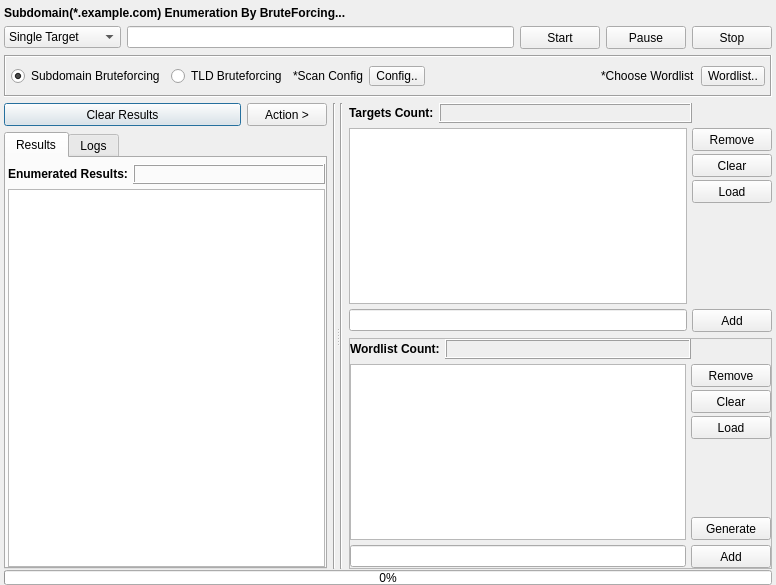
First picture: the form in gui/src/engines/brute/Brute.ui, repository 3nock/OTE, before the edit.
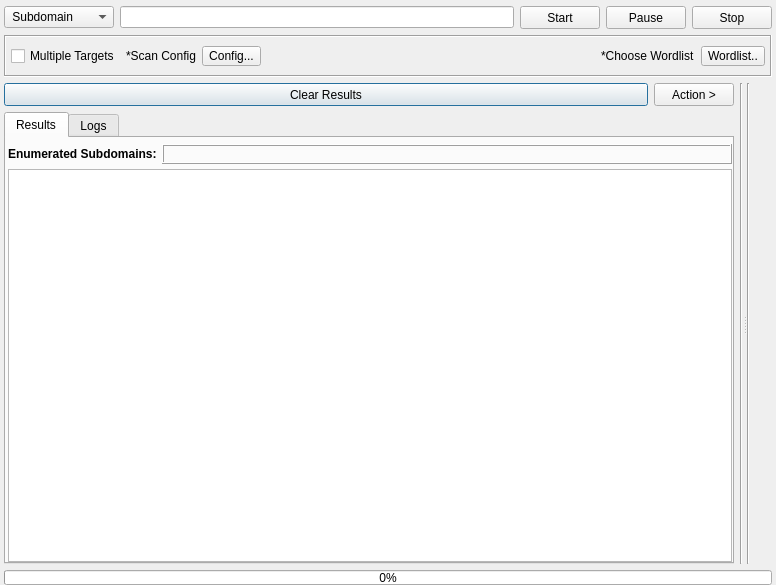
Second picture: the form after the edit. Custom widgets are drawn as their Qt base class.

```diff
--- a/gui/src/engines/brute/Brute.ui
+++ b/gui/src/engines/brute/Brute.ui
@@ -29,28 +29,6 @@
    <property name="bottomMargin">
     <number>0</number>
    </property>
-   <item>
-    <widget class="QLabel" name="label_mainTitle">
-     <property name="sizePolicy">
-      <sizepolicy hsizetype="Maximum" vsizetype="Maximum">
-       <horstretch>0</horstretch>
-       <verstretch>0</verstretch>
-      </sizepolicy>
-     </property>
-     <property name="font">
-      <font>
-       <weight>75</weight>
-       <bold>true</bold>
-      </font>
-     </property>
-     <property name="styleSheet">
-      <string notr="true"/>
-     </property>
-     <property name="text">
-      <string>Subdomain(*.example.com) Enumeration By BruteForcing...</string>
-     </property>
-    </widget>
-   </item>
    <item>
     <layout class="QHBoxLayout" name="horizontalLayout_6">
      <item>
@@ -63,10 +41,16 @@
        </property>
        <property name="minimumSize">
         <size>
-         <width>100</width>
+         <width>110</width>
          <height>22</height>
         </size>
        </property>
+       <property name="maximumSize">
+        <size>
+         <width>110</width>
+         <height>16777215</height>
+        </size>
+       </property>
        <property name="focusPolicy">
         <enum>Qt::NoFocus</enum>
        </property>
@@ -75,7 +59,7 @@
        </property>
        <item>
         <property name="text">
-         <string>Single Target</string>
+         <string> Subdomain</string>
         </property>
        </item>
        <item>
@@ -86,7 +70,13 @@
       </widget>
      </item>
      <item>
-      <widget class="QLineEdit" name="lineEdit_target">
+      <widget class="QLineEdit" name="lineEditTarget">
+       <property name="minimumSize">
+        <size>
+         <width>0</width>
+         <height>20</height>
+        </size>
+       </property>
        <property name="focusPolicy">
         <enum>Qt::StrongFocus</enum>
        </property>
@@ -200,25 +190,9 @@
        <number>5</number>
       </property>
       <item>
-       <widget class="QRadioButton" name="radioButton_subBrute">
-        <property name="styleSheet">
-         <string notr="true"/>
-        </property>
+       <widget class="QCheckBox" name="checkBoxMultipleTargets">
         <property name="text">
-         <string>Subdomain Bruteforcing</string>
-        </property>
-        <property name="checked">
-         <bool>true</bool>
-        </property>
-       </widget>
-      </item>
-      <item>
-       <widget class="QRadioButton" name="radioButton_tldBrute">
-        <property name="styleSheet">
-         <string notr="true"/>
-        </property>
-        <property name="text">
-         <string>TLD Bruteforcing</string>
+         <string>Multiple Targets</string>
         </property>
        </widget>
       </item>
@@ -235,7 +209,7 @@
          <string notr="true"/>
         </property>
         <property name="text">
-         <string>Config..</string>
+         <string>Config...</string>
         </property>
        </widget>
       </item>
@@ -288,11 +262,6 @@
     </widget>
    </item>
    <item>
-    <layout class="QVBoxLayout" name="verticalLayout">
-     <property name="spacing">
-      <number>1</number>
-     </property>
-     <item>
       <widget class="QSplitter" name="splitter">
        <property name="orientation">
         <enum>Qt::Horizontal</enum>
@@ -414,7 +383,7 @@
                     <string notr="true"/>
                    </property>
                    <property name="text">
-                    <string>Enumerated Results:</string>
+                  <string>Enumerated Subdomains:</string>
                    </property>
                   </widget>
                  </item>
@@ -599,559 +568,37 @@
         </layout>
        </widget>
        <widget class="QWidget" name="layoutWidget">
-        <layout class="QHBoxLayout" name="horizontalLayout_5">
-         <item>
-          <widget class="Line" name="line_6">
-           <property name="styleSheet">
-            <string notr="true"/>
-           </property>
-           <property name="orientation">
-            <enum>Qt::Vertical</enum>
-           </property>
-          </widget>
-         </item>
-         <item>
-          <layout class="QVBoxLayout" name="verticalLayout_7">
-           <item>
-            <widget class="QFrame" name="frame_targets">
-             <layout class="QVBoxLayout" name="verticalLayout_5">
-              <property name="spacing">
-               <number>5</number>
-              </property>
-              <property name="leftMargin">
-               <number>0</number>
-              </property>
-              <property name="topMargin">
-               <number>0</number>
-              </property>
-              <property name="rightMargin">
-               <number>0</number>
-              </property>
-              <property name="bottomMargin">
-               <number>0</number>
-              </property>
-              <item>
-               <layout class="QHBoxLayout" name="horizontalLayout_3">
-                <item>
-                 <widget class="QLabel" name="label_3">
-                  <property name="sizePolicy">
-                   <sizepolicy hsizetype="Maximum" vsizetype="Preferred">
-                    <horstretch>0</horstretch>
-                    <verstretch>0</verstretch>
-                   </sizepolicy>
-                  </property>
-                  <property name="minimumSize">
-                   <size>
-                    <width>70</width>
-                    <height>0</height>
-                   </size>
-                  </property>
-                  <property name="font">
-                   <font>
-                    <weight>75</weight>
-                    <bold>true</bold>
-                   </font>
-                  </property>
-                  <property name="styleSheet">
-                   <string notr="true"/>
-                  </property>
-                  <property name="text">
-                   <string>Targets Count:</string>
-                  </property>
-                 </widget>
-                </item>
-                <item>
-                 <widget class="QLabel" name="label_targetsCount">
-                  <property name="minimumSize">
-                   <size>
-                    <width>0</width>
-                    <height>0</height>
-                   </size>
-                  </property>
-                  <property name="styleSheet">
-                   <string notr="true"/>
-                  </property>
-                  <property name="frameShape">
-                   <enum>QFrame::Box</enum>
-                  </property>
-                  <property name="frameShadow">
-                   <enum>QFrame::Raised</enum>
-                  </property>
-                  <property name="text">
-                   <string/>
-                  </property>
-                 </widget>
-                </item>
-                <item>
-                 <spacer name="horizontalSpacer">
-                  <property name="orientation">
-                   <enum>Qt::Horizontal</enum>
-                  </property>
-                  <property name="sizeType">
-                   <enum>QSizePolicy::Fixed</enum>
-                  </property>
-                  <property name="sizeHint" stdset="0">
-                   <size>
-                    <width>80</width>
-                    <height>20</height>
-                   </size>
-                  </property>
-                 </spacer>
-                </item>
-               </layout>
-              </item>
-              <item>
-               <layout class="QHBoxLayout" name="horizontalLayout_4">
-                <item>
-                 <widget class="QListWidget" name="listWidget_targets">
-                  <property name="focusPolicy">
-                   <enum>Qt::NoFocus</enum>
-                  </property>
-                  <property name="styleSheet">
-                   <string notr="true"/>
-                  </property>
-                  <property name="editTriggers">
-                   <set>QAbstractItemView::DoubleClicked</set>
-                  </property>
-                  <property name="selectionMode">
-                   <enum>QAbstractItemView::ExtendedSelection</enum>
-                  </property>
-                  <property name="verticalScrollMode">
-                   <enum>QAbstractItemView::ScrollPerPixel</enum>
-                  </property>
-                  <property name="horizontalScrollMode">
-                   <enum>QAbstractItemView::ScrollPerPixel</enum>
-                  </property>
-                 </widget>
-                </item>
-                <item>
-                 <layout class="QVBoxLayout" name="verticalLayout_3">
-                  <property name="spacing">
-                   <number>3</number>
-                  </property>
-                  <item>
-                   <widget class="QPushButton" name="pushButton_removeTargets">
-                    <property name="sizePolicy">
-                     <sizepolicy hsizetype="Fixed" vsizetype="Fixed">
-                      <horstretch>0</horstretch>
-                      <verstretch>0</verstretch>
-                     </sizepolicy>
-                    </property>
-                    <property name="minimumSize">
-                     <size>
-                      <width>75</width>
-                      <height>23</height>
-                     </size>
-                    </property>
-                    <property name="styleSheet">
-                     <string notr="true"/>
-                    </property>
-                    <property name="text">
-                     <string>Remove</string>
-                    </property>
-                   </widget>
-                  </item>
-                  <item>
-                   <widget class="QPushButton" name="pushButton_clearTargets">
-                    <property name="sizePolicy">
-                     <sizepolicy hsizetype="Fixed" vsizetype="Fixed">
-                      <horstretch>0</horstretch>
-                      <verstretch>0</verstretch>
-                     </sizepolicy>
-                    </property>
-                    <property name="minimumSize">
-                     <size>
-                      <width>75</width>
-                      <height>23</height>
-                     </size>
-                    </property>
-                    <property name="styleSheet">
-                     <string notr="true"/>
-                    </property>
-                    <property name="text">
-                     <string>Clear</string>
-                    </property>
-                   </widget>
-                  </item>
-                  <item>
-                   <widget class="QPushButton" name="pushButton_loadTargets">
-                    <property name="sizePolicy">
-                     <sizepolicy hsizetype="Fixed" vsizetype="Fixed">
-                      <horstretch>0</horstretch>
-                      <verstretch>0</verstretch>
-                     </sizepolicy>
-                    </property>
-                    <property name="minimumSize">
-                     <size>
-                      <width>75</width>
-                      <height>23</height>
-                     </size>
-                    </property>
-                    <property name="styleSheet">
-                     <string notr="true"/>
-                    </property>
-                    <property name="text">
-                     <string>Load</string>
-                    </property>
-                   </widget>
-                  </item>
-                  <item>
-                   <spacer name="verticalSpacer">
-                    <property name="orientation">
-                     <enum>Qt::Vertical</enum>
-                    </property>
-                    <property name="sizeHint" stdset="0">
-                     <size>
-                      <width>20</width>
-                      <height>40</height>
-                     </size>
-                    </property>
-                   </spacer>
-                  </item>
-                 </layout>
-                </item>
-               </layout>
-              </item>
-              <item>
                <layout class="QHBoxLayout" name="horizontalLayout_2">
                 <item>
-                 <widget class="QLineEdit" name="lineEdit_multipleTargets">
+        <widget class="Line" name="line_6">
                   <property name="styleSheet">
                    <string notr="true"/>
                   </property>
-                 </widget>
-                </item>
-                <item>
-                 <widget class="QPushButton" name="pushButton_addTargets">
-                  <property name="sizePolicy">
-                   <sizepolicy hsizetype="Fixed" vsizetype="Fixed">
-                    <horstretch>0</horstretch>
-                    <verstretch>0</verstretch>
-                   </sizepolicy>
-                  </property>
-                  <property name="minimumSize">
-                   <size>
-                    <width>75</width>
-                    <height>23</height>
-                   </size>
-                  </property>
-                  <property name="styleSheet">
-                   <string notr="true"/>
-                  </property>
-                  <property name="text">
-                   <string>Add</string>
-                  </property>
-                 </widget>
-                </item>
-               </layout>
-              </item>
-             </layout>
-            </widget>
-           </item>
-           <item>
-            <widget class="QFrame" name="frame_wordlist">
-             <property name="frameShape">
-              <enum>QFrame::StyledPanel</enum>
-             </property>
-             <property name="frameShadow">
-              <enum>QFrame::Raised</enum>
-             </property>
-             <layout class="QVBoxLayout" name="verticalLayout_4">
-              <property name="spacing">
-               <number>5</number>
-              </property>
-              <property name="leftMargin">
-               <number>0</number>
-              </property>
-              <property name="topMargin">
-               <number>0</number>
-              </property>
-              <property name="rightMargin">
-               <number>0</number>
-              </property>
-              <property name="bottomMargin">
-               <number>0</number>
-              </property>
-              <item>
-               <layout class="QHBoxLayout" name="horizontalLayout_21">
-                <item>
-                 <widget class="QLabel" name="label_8">
-                  <property name="sizePolicy">
-                   <sizepolicy hsizetype="Maximum" vsizetype="Preferred">
-                    <horstretch>0</horstretch>
-                    <verstretch>0</verstretch>
-                   </sizepolicy>
-                  </property>
-                  <property name="minimumSize">
-                   <size>
-                    <width>70</width>
-                    <height>0</height>
-                   </size>
-                  </property>
-                  <property name="font">
-                   <font>
-                    <weight>75</weight>
-                    <bold>true</bold>
-                   </font>
-                  </property>
-                  <property name="styleSheet">
-                   <string notr="true"/>
-                  </property>
-                  <property name="text">
-                   <string>Wordlist Count:</string>
-                  </property>
-                 </widget>
-                </item>
-                <item>
-                 <widget class="QLabel" name="label_wordlistCount">
-                  <property name="sizePolicy">
-                   <sizepolicy hsizetype="Preferred" vsizetype="Maximum">
-                    <horstretch>0</horstretch>
-                    <verstretch>0</verstretch>
-                   </sizepolicy>
-                  </property>
-                  <property name="minimumSize">
-                   <size>
-                    <width>0</width>
-                    <height>20</height>
-                   </size>
-                  </property>
-                  <property name="maximumSize">
-                   <size>
-                    <width>16777215</width>
-                    <height>20</height>
-                   </size>
-                  </property>
-                  <property name="font">
-                   <font>
-                    <weight>75</weight>
-                    <bold>true</bold>
-                   </font>
-                  </property>
-                  <property name="styleSheet">
-                   <string notr="true"/>
-                  </property>
-                  <property name="frameShape">
-                   <enum>QFrame::Box</enum>
-                  </property>
-                  <property name="frameShadow">
-                   <enum>QFrame::Raised</enum>
-                  </property>
-                  <property name="text">
-                   <string/>
-                  </property>
-                 </widget>
-                </item>
-                <item>
-                 <spacer name="horizontalSpacer_7">
-                  <property name="orientation">
-                   <enum>Qt::Horizontal</enum>
-                  </property>
-                  <property name="sizeType">
-                   <enum>QSizePolicy::Fixed</enum>
-                  </property>
-                  <property name="sizeHint" stdset="0">
-                   <size>
-                    <width>80</width>
-                    <height>20</height>
-                   </size>
-                  </property>
-                 </spacer>
-                </item>
-               </layout>
-              </item>
-              <item>
-               <layout class="QHBoxLayout" name="horizontalLayout_22">
-                <item>
-                 <widget class="QListWidget" name="listWidget_wordlist">
-                  <property name="sizePolicy">
-                   <sizepolicy hsizetype="Expanding" vsizetype="Expanding">
-                    <horstretch>0</horstretch>
-                    <verstretch>0</verstretch>
-                   </sizepolicy>
-                  </property>
-                  <property name="font">
-                   <font>
-                    <family>MS Shell Dlg 2</family>
-                    <pointsize>8</pointsize>
-                   </font>
-                  </property>
-                  <property name="focusPolicy">
-                   <enum>Qt::NoFocus</enum>
-                  </property>
-                  <property name="styleSheet">
-                   <string notr="true"/>
-                  </property>
-                  <property name="editTriggers">
-                   <set>QAbstractItemView::DoubleClicked</set>
-                  </property>
-                  <property name="showDropIndicator" stdset="0">
-                   <bool>false</bool>
-                  </property>
-                  <property name="dragDropMode">
-                   <enum>QAbstractItemView::NoDragDrop</enum>
-                  </property>
-                  <property name="alternatingRowColors">
-                   <bool>false</bool>
-                  </property>
-                  <property name="selectionMode">
-                   <enum>QAbstractItemView::ExtendedSelection</enum>
-                  </property>
-                  <property name="verticalScrollMode">
-                   <enum>QAbstractItemView::ScrollPerPixel</enum>
-                  </property>
-                  <property name="horizontalScrollMode">
-                   <enum>QAbstractItemView::ScrollPerPixel</enum>
-                  </property>
-                  <property name="selectionRectVisible">
-                   <bool>false</bool>
-                  </property>
-                 </widget>
-                </item>
-                <item>
-                 <layout class="QVBoxLayout" name="verticalLayout_22">
-                  <property name="spacing">
-                   <number>3</number>
-                  </property>
-                  <item>
-                   <widget class="QPushButton" name="pushButton_removeWordlist">
-                    <property name="sizePolicy">
-                     <sizepolicy hsizetype="Fixed" vsizetype="Fixed">
-                      <horstretch>0</horstretch>
-                      <verstretch>0</verstretch>
-                     </sizepolicy>
-                    </property>
-                    <property name="minimumSize">
-                     <size>
-                      <width>75</width>
-                      <height>23</height>
-                     </size>
-                    </property>
-                    <property name="styleSheet">
-                     <string notr="true"/>
-                    </property>
-                    <property name="text">
-                     <string>Remove</string>
-                    </property>
-                   </widget>
-                  </item>
-                  <item>
-                   <widget class="QPushButton" name="pushButton_clearWordlist">
-                    <property name="sizePolicy">
-                     <sizepolicy hsizetype="Fixed" vsizetype="Fixed">
-                      <horstretch>0</horstretch>
-                      <verstretch>0</verstretch>
-                     </sizepolicy>
-                    </property>
-                    <property name="minimumSize">
-                     <size>
-                      <width>75</width>
-                      <height>23</height>
-                     </size>
-                    </property>
-                    <property name="styleSheet">
-                     <string notr="true"/>
-                    </property>
-                    <property name="text">
-                     <string>Clear</string>
-                    </property>
-                   </widget>
-                  </item>
-                  <item>
-                   <widget class="QPushButton" name="pushButton_loadWordlist">
-                    <property name="sizePolicy">
-                     <sizepolicy hsizetype="Fixed" vsizetype="Fixed">
-                      <horstretch>0</horstretch>
-                      <verstretch>0</verstretch>
-                     </sizepolicy>
-                    </property>
-                    <property name="minimumSize">
-                     <size>
-                      <width>75</width>
-                      <height>23</height>
-                     </size>
-                    </property>
-                    <property name="styleSheet">
-                     <string notr="true"/>
-                    </property>
-                    <property name="text">
-                     <string>Load</string>
-                    </property>
-                   </widget>
-                  </item>
-                  <item>
-                   <spacer name="verticalSpacer_2">
                     <property name="orientation">
                      <enum>Qt::Vertical</enum>
                     </property>
-                    <property name="sizeHint" stdset="0">
-                     <size>
-                      <width>20</width>
-                      <height>40</height>
-                     </size>
-                    </property>
-                   </spacer>
+        </widget>
                   </item>
                   <item>
-                   <widget class="QPushButton" name="pushButton_generateWordlist">
-                    <property name="sizePolicy">
-                     <sizepolicy hsizetype="Fixed" vsizetype="Fixed">
-                      <horstretch>0</horstretch>
-                      <verstretch>0</verstretch>
-                     </sizepolicy>
-                    </property>
+        <layout class="QVBoxLayout" name="verticalLayout">
+         <item>
+          <widget class="InputWidget" name="targets" native="true">
                     <property name="minimumSize">
                      <size>
-                      <width>75</width>
-                      <height>23</height>
-                     </size>
-                    </property>
-                    <property name="styleSheet">
-                     <string notr="true"/>
-                    </property>
-                    <property name="text">
-                     <string>Generate</string>
-                    </property>
-                   </widget>
-                  </item>
-                 </layout>
-                </item>
-               </layout>
-              </item>
+             <width>0</width>
+             <height>150</height>
+            </size>
+           </property>
+          </widget>
+         </item>
               <item>
-               <layout class="QHBoxLayout" name="horizontalLayout_23">
-                <item>
-                 <widget class="QLineEdit" name="lineEdit_wordlist">
-                  <property name="styleSheet">
-                   <string notr="true"/>
-                  </property>
-                 </widget>
-                </item>
-                <item>
-                 <widget class="QPushButton" name="pushButton_addWordlist">
-                  <property name="sizePolicy">
-                   <sizepolicy hsizetype="Fixed" vsizetype="Fixed">
-                    <horstretch>0</horstretch>
-                    <verstretch>0</verstretch>
-                   </sizepolicy>
-                  </property>
+          <widget class="InputWidget" name="wordlist" native="true">
                   <property name="minimumSize">
                    <size>
-                    <width>75</width>
-                    <height>23</height>
-                   </size>
-                  </property>
-                  <property name="styleSheet">
-                   <string notr="true"/>
-                  </property>
-                  <property name="text">
-                   <string>Add</string>
-                  </property>
-                 </widget>
-                </item>
-               </layout>
-              </item>
-             </layout>
+             <width>0</width>
+             <height>150</height>
+            </size>
+           </property>
             </widget>
            </item>
           </layout>
@@ -1183,9 +630,15 @@
       </widget>
      </item>
     </layout>
-   </item>
-  </layout>
  </widget>
+ <customwidgets>
+  <customwidget>
+   <class>InputWidget</class>
+   <extends>QWidget</extends>
+   <header>src/widgets/InputWidget.h</header>
+   <container>1</container>
+  </customwidget>
+ </customwidgets>
  <resources/>
  <connections/>
 </ui>
```
Left out of the diff: 30 changed lines with no effect on the pictures. Lines whose indentation alone changed are shown as unchanged.
